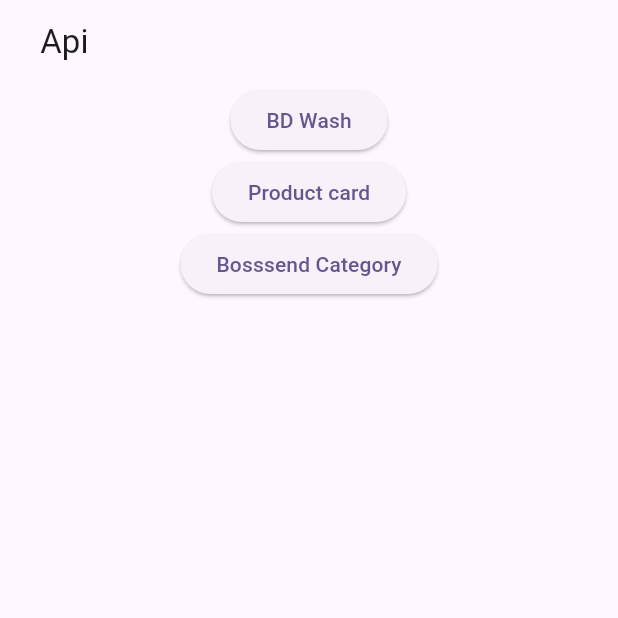
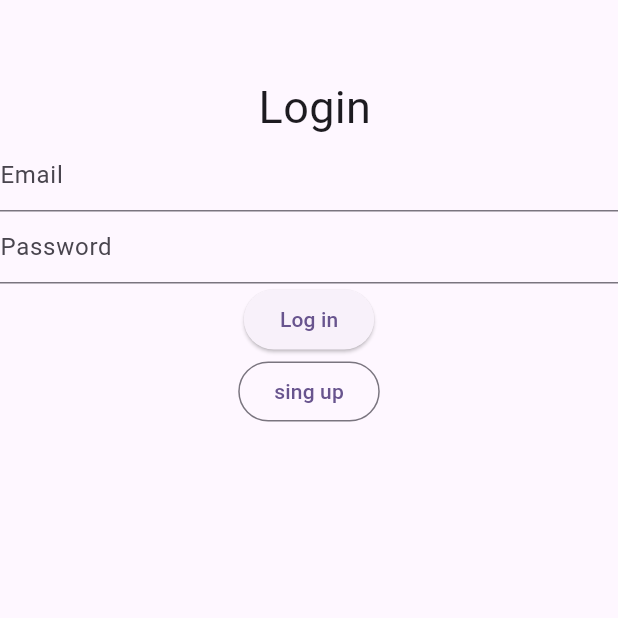
Before and after one commit to forhad35/learn-api, a Flutter app: the screen it shows after launch, on a phone screen of 412 x 824 dp, the top half of it. Run offline on Flutter 3.47's test engine with Material 3 defaults, Android fonts, the phone set to English and light mode, and no system bars; our stand-ins replace flutter_html, get, get_storage, jwt_decoder.

Commit message:
add login authorization

```diff
--- a/lib/main.dart
+++ b/lib/main.dart
@@ -1,30 +1,43 @@
 import 'package:flutter/material.dart';
-import 'package:connectivity_plus/connectivity_plus.dart';
+import 'package:get/get_navigation/src/root/get_material_app.dart';
+import 'package:get_storage/get_storage.dart';
+import 'package:jwt_decoder/jwt_decoder.dart';
 import 'package:learn_api/home_page.dart';
-import 'package:learn_api/model_class/model.dart';
-import 'package:learn_api/response.dart';
-import 'package:learn_api/ui/bdwash_all_catagory.dart';
-import 'package:learn_api/ui/products_ui.dart';
+import 'package:learn_api/ui/login.dart';
 
 
-void main() {
-  runApp(const MyApp());
+void main()async {
+  await GetStorage.init();
+  runApp(const  MyApp());
 }
 
 class MyApp extends StatelessWidget {
   const MyApp({super.key});
-
-  // This widget is the root of your application.
   @override
   Widget build(BuildContext context) {
-    return MaterialApp(
+    return GetMaterialApp(
       debugShowCheckedModeBanner: false,
       title: 'Flutter Demo',
       theme: ThemeData(
-
         colorScheme: ColorScheme.fromSeed(seedColor: Colors.deepPurple),
       ),
-      home: const Home(),
+      home:tokenCheck(),
     );
   }
+  Widget tokenCheck(){
+    var store = GetStorage();
+    try{
+      bool hasExpired = JwtDecoder.isExpired(store.read('token'));
+      if(store.read('token') != null){
+        return const Home();
+      }else if(hasExpired){
+        return const Login();
+      }else{
+        return const Login();
+      }
+    }catch(e){
+      print(" this error $e in token expired and token is has checked function");
+      return const Login();
+    }
+  }
 }
--- /dev/null
+++ b/lib/ui/login.dart
@@ -0,0 +1,119 @@
+import 'dart:convert';
+
+import 'package:flutter/material.dart';
+import 'package:get_storage/get_storage.dart';
+import 'package:http/http.dart' as http;
+import 'package:get/get.dart';
+import 'package:learn_api/home_page.dart';
+import 'package:learn_api/ui/Singup.dart';
+
+
+class Login extends StatefulWidget {
+  const Login({super.key});
+
+  @override
+  State<Login> createState() => _LoginState();
+}
+
+class _LoginState extends State<Login> {
+  var _email = TextEditingController();
+  var _password = TextEditingController();
+  var _loginFormKey = GlobalKey<FormState>();
+  String? email , password;
+  var storage = GetStorage();
+  // http.Response? response;
+  void setData() async{
+
+   try{
+     var url = Uri.parse("https://premium-lychee-backendddd-production.up.railway.app/auth/login");
+     http.Response   response = await http.post(url,
+         headers: {"Content-Type":"application/json"},
+         body: jsonEncode({
+           "email":email,
+           "password":password,
+         })
+     );
+     var responseData = jsonDecode(response.body);
+
+     if(response.statusCode >= 200 && response.statusCode < 300) {
+       storage.write('token',  responseData['token']);
+       // isLogin.$ = true;
+       // isLogin.save();
+       // token.save();
+       Get.snackbar(
+           " Log in Successfully",
+           " ",
+           snackPosition: SnackPosition.BOTTOM
+       );
+       Navigator.pushAndRemoveUntil(context, MaterialPageRoute(builder: (context)=>Home()),(route)=>false);
+     }
+     else{
+       print(responseData);
+       Get.snackbar("${responseData['message']}", " ",snackPosition: SnackPosition.BOTTOM);
+
+       setState(() {
+
+       });
+     }
+   }catch(e){
+     print(e);
+   }
+
+  }
+
+  @override
+  Widget build(BuildContext context) {
+    return Scaffold(
+      body: Form(
+        key: _loginFormKey,
+        child: Column(
+          children: [
+            SizedBox(height: 50,),
+            Text(" Login",style: TextStyle(fontSize: 30),),
+        TextFormField(
+          controller: _email,
+          validator: (value){
+            bool emailValid = RegExp(r"^[a-zA-Z0-9.a-zA-Z0-9.!#$%&'*+-/=?^_`{|}~]+@[a-zA-Z0-9]+\.[a-zA-Z]+").hasMatch(value!);
+            if(emailValid == false){
+              return "Please Provide a valid Email";
+            }
+            return null;
+          },
+          decoration: InputDecoration(
+              hintText: "Email"
+          ),
+        ),
+        TextFormField(
+          controller: _password,
+          validator: (value){
+            if(value!.length <= 5){
+              return "Your Password Must Be Greater Than 6 chars";
+            }
+            return null;
+          },
+          decoration: InputDecoration(
+              hintText: "Password"
+          ),
+        ),
+            ElevatedButton(onPressed: (){
+                if(_loginFormKey.currentState!.validate()){
+                  // if(response != null){
+                  email = _email.text;
+                  password = _password.text;
+                  setData();
+                  // }else{
+                  //   CircularProgressIndicator();
+                  // }
+
+                }
+
+
+            }, child: const Text("Log in")),
+            OutlinedButton(onPressed: ()=>Navigator.push(context, MaterialPageRoute(builder: (context)=>SingUp())), child: Text("sing up"))
+
+          ],
+        ),
+      ),
+    );
+  }
+}
--- a/lib/ui/products_ui.dart
+++ b/lib/ui/products_ui.dart
@@ -43,7 +43,7 @@ class _ProductsUiState extends State<ProductsUi> {
     );
   }
   dataView(){
-    if(data.isNotEmpty && isHas){
+     if(data.isNotEmpty && isHas){
       int dataItems = data.length;
       return ListView.builder(
         scrollDirection: Axis.horizontal,
@@ -93,7 +93,7 @@ class _ProductsUiState extends State<ProductsUi> {
             );
           });
     }else {
-        return const CircularProgressIndicator();
+        return const Center(child: CircularProgressIndicator(),);
       }
   }
  Widget image (String url){
--- a/pubspec.yaml
+++ b/pubspec.yaml
@@ -38,6 +38,10 @@ dependencies:
   connectivity_plus: ^5.0.1
   http: ^1.1.0
   flutter_html: ^3.0.0-beta.2
+  get: ^4.6.6
+  shared_value: ^3.0.0
+  jwt_decoder: ^2.0.1
+  get_storage: ^2.1.1
 
 dev_dependencies:
   flutter_test:
```
Also changed, not shown: lib/home_page.dart (+30 -5 lines), lib/ui/Singup.dart (added, +121 -0 lines), pubspec.lock, 1 other file.
